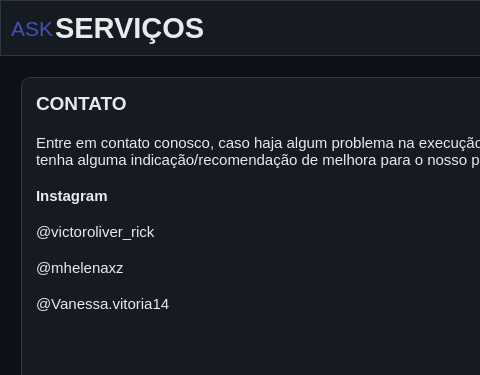
Before: the Qt Designer form DesignAsk.ui in vitchin/projeto-askservicos-desktop-python, drawn with Qt 5; both pictures show x 0 to 480 and y 0 to 375 of the 801 by 663 pixel window.
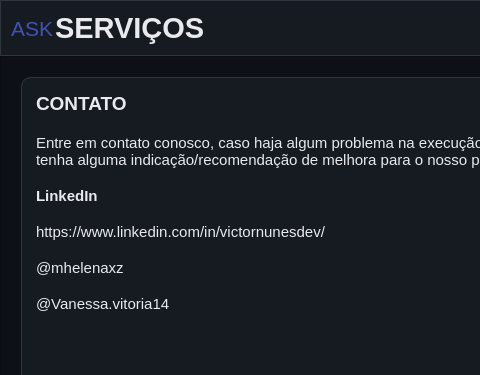
After: the same form once the commit is applied. The open tabs and pages were chosen to show the change.

Commit message: [feat] ajustes design

```diff
--- a/DesignAsk.ui
+++ b/DesignAsk.ui
@@ -893,9 +893,9 @@
 &lt;p style=&quot;-qt-paragraph-type:empty; margin-top:0px; margin-bottom:0px; margin-left:0px; margin-right:0px; -qt-block-indent:0; text-indent:0px; font-family:'MS Shell Dlg 2'; font-size:12pt;&quot;&gt;&lt;br /&gt;&lt;/p&gt;
 &lt;p style=&quot; margin-top:0px; margin-bottom:0px; margin-left:0px; margin-right:0px; -qt-block-indent:0; text-indent:0px;&quot;&gt;&lt;span style=&quot; font-family:'MS Shell Dlg 2'; font-size:11pt;&quot;&gt;Entre em contato conosco, caso haja algum problema na execução das funcionalidades do programa, ou tenha alguma indicação/recomendação de melhora para o nosso programa.&lt;/span&gt;&lt;/p&gt;
 &lt;p style=&quot;-qt-paragraph-type:empty; margin-top:0px; margin-bottom:0px; margin-left:0px; margin-right:0px; -qt-block-indent:0; text-indent:0px; font-family:'MS Shell Dlg 2'; font-size:11pt;&quot;&gt;&lt;br /&gt;&lt;/p&gt;
-&lt;p style=&quot; margin-top:0px; margin-bottom:0px; margin-left:0px; margin-right:0px; -qt-block-indent:0; text-indent:0px;&quot;&gt;&lt;span style=&quot; font-family:'MS Shell Dlg 2'; font-size:11pt; font-weight:600;&quot;&gt;Instagram&lt;/span&gt;&lt;/p&gt;
+&lt;p style=&quot; margin-top:0px; margin-bottom:0px; margin-left:0px; margin-right:0px; -qt-block-indent:0; text-indent:0px;&quot;&gt;&lt;span style=&quot; font-family:'MS Shell Dlg 2'; font-size:11pt; font-weight:600;&quot;&gt;LinkedIn&lt;/span&gt;&lt;/p&gt;
 &lt;p style=&quot;-qt-paragraph-type:empty; margin-top:0px; margin-bottom:0px; margin-left:0px; margin-right:0px; -qt-block-indent:0; text-indent:0px; font-family:'MS Shell Dlg 2'; font-size:11pt; font-weight:600;&quot;&gt;&lt;br /&gt;&lt;/p&gt;
-&lt;p style=&quot; margin-top:0px; margin-bottom:0px; margin-left:0px; margin-right:0px; -qt-block-indent:0; text-indent:0px;&quot;&gt;&lt;span style=&quot; font-family:'MS Shell Dlg 2'; font-size:11pt;&quot;&gt;@victoroliver_rick&lt;/span&gt;&lt;/p&gt;
+&lt;p style=&quot; margin-top:0px; margin-bottom:0px; margin-left:0px; margin-right:0px; -qt-block-indent:0; text-indent:0px;&quot;&gt;&lt;span style=&quot; font-family:'MS Shell Dlg 2'; font-size:11pt;&quot;&gt;https://www.linkedin.com/in/victornunesdev/&lt;/span&gt;&lt;/p&gt;
 &lt;p style=&quot;-qt-paragraph-type:empty; margin-top:0px; margin-bottom:0px; margin-left:0px; margin-right:0px; -qt-block-indent:0; text-indent:0px; font-family:'MS Shell Dlg 2'; font-size:11pt;&quot;&gt;&lt;br /&gt;&lt;/p&gt;
 &lt;p style=&quot; margin-top:0px; margin-bottom:0px; margin-left:0px; margin-right:0px; -qt-block-indent:0; text-indent:0px;&quot;&gt;&lt;span style=&quot; font-family:'MS Shell Dlg 2'; font-size:11pt;&quot;&gt;@mhelenaxz&lt;/span&gt;&lt;/p&gt;
 &lt;p style=&quot;-qt-paragraph-type:empty; margin-top:0px; margin-bottom:0px; margin-left:0px; margin-right:0px; -qt-block-indent:0; text-indent:0px; font-family:'MS Shell Dlg 2'; font-size:11pt;&quot;&gt;&lt;br /&gt;&lt;/p&gt;
```
The commit also changes 1 other file.
